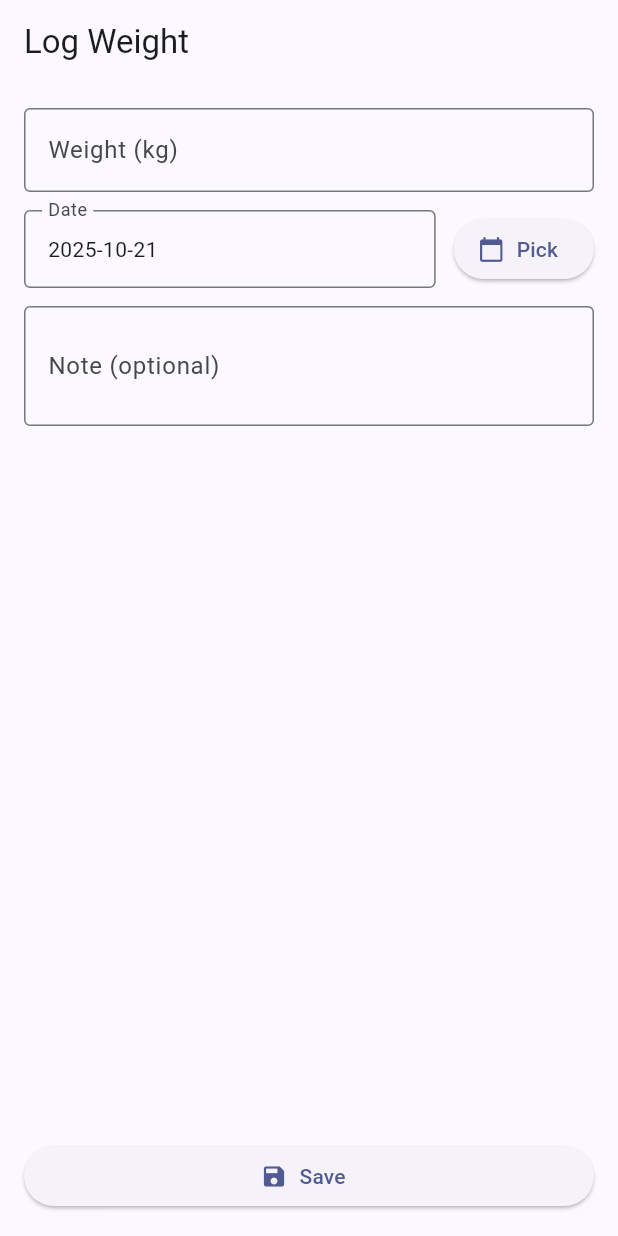
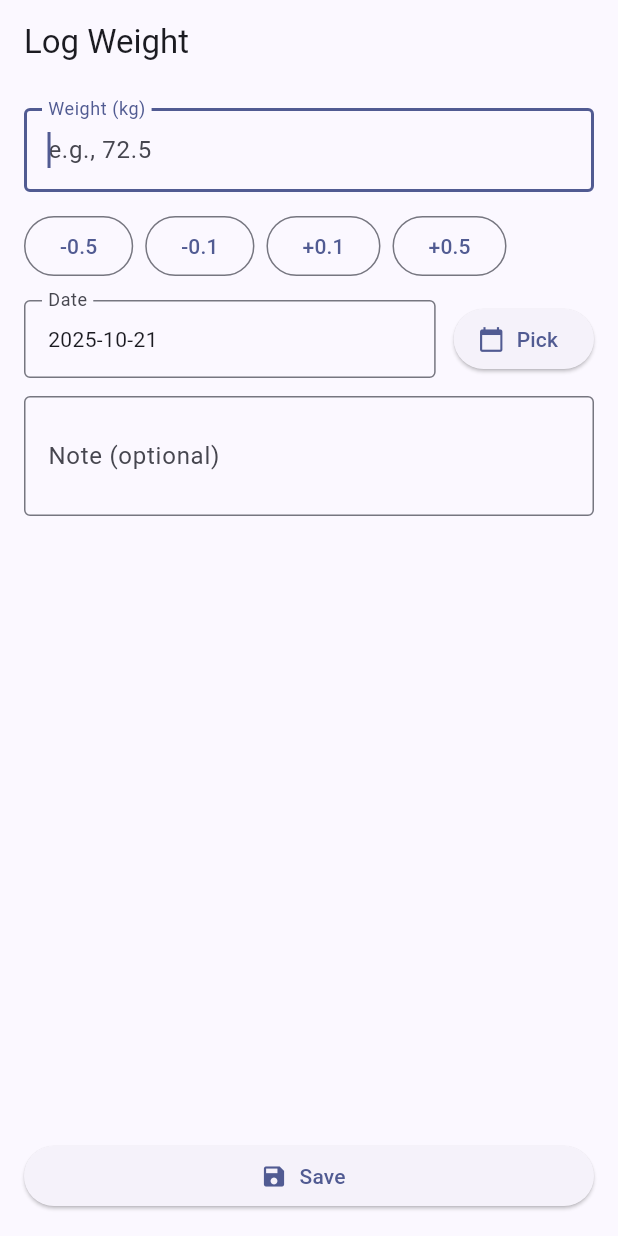
Before and after one commit to shibbys/codex-pilot, a Flutter app: the screen it shows after launch, after a tap on the "add" icon, on a phone screen of 412 x 824 dp. Run offline on Flutter 3.47's test engine with Material 3 defaults, Android fonts, the light colour scheme and no system bars; our stand-ins replace csv, drift, file_picker, fl_chart, flutter_colorpicker, flutter_local_notifications and 6 more; accounts and stored records are empty; generated files the repository leaves out were written again.

Commit message:
UI_tweaks_tooltips_and_logging: fix fl_chart tooltip size mismatch by returning nulls for duplicates; update History icon; add decimal formatter, nudge chips, autofocus + haptics for logging

```diff
--- a/app/lib/features/dashboard/presentation/dashboard_page.dart
+++ b/app/lib/features/dashboard/presentation/dashboard_page.dart
@@ -357,20 +357,26 @@ class TrendChart extends ConsumerWidget {
                 }
               }
 
-              // Compute y-bounds with padding
-              double minY = series.first.y;
-              double maxY = series.first.y;
+              // Compute y-bounds including goal and round to multiples of 5
+              double minYRaw = series.first.y;
+              double maxYRaw = series.first.y;
               for (final s in series) {
-                if (s.y < minY) minY = s.y;
-                if (s.y > maxY) maxY = s.y;
+                if (s.y < minYRaw) minYRaw = s.y;
+                if (s.y > maxYRaw) maxYRaw = s.y;
               }
               if (goalWeight != null) {
-                if (goalWeight < minY) minY = goalWeight;
-                if (goalWeight > maxY) maxY = goalWeight;
+                if (goalWeight < minYRaw) minYRaw = goalWeight;
+                if (goalWeight > maxYRaw) maxYRaw = goalWeight;
               }
-              final padding = (maxY - minY).abs() * 0.1 + 0.5;
-              minY -= padding;
-              maxY += padding;
+              double minY = (minYRaw / 5).floor() * 5;
+              double maxY = (maxYRaw / 5).ceil() * 5;
+              if (minY == maxY) {
+                minY -= 5;
+                maxY += 5;
+              }
+              final int yTickCount = 5;
+              final double yStep = (maxY - minY) / (yTickCount - 1);
+              final List<double> yTicks = List<double>.generate(yTickCount, (i) => (minY + i * yStep));
 
               final chart = LineChart(
                 LineChartData(
@@ -383,9 +389,12 @@ class TrendChart extends ConsumerWidget {
                     leftTitles: AxisTitles(
                       sideTitles: SideTitles(
                         showTitles: true,
-                        reservedSize: 36,
-                        interval: ((maxY - minY) / 2).clamp(0.5, double.infinity),
+                        reservedSize: 40,
+                        interval: yStep,
                         getTitlesWidget: (value, meta) {
+                          const double eps = 0.01;
+                          final match = yTicks.any((t) => (value - t).abs() < eps);
+                          if (!match) return const SizedBox.shrink();
                           return Text(value.toStringAsFixed(0), style: Theme.of(context).textTheme.bodySmall);
                         },
                       ),
@@ -418,14 +427,25 @@ class TrendChart extends ConsumerWidget {
                     LineChartBarData(
                       spots: series,
                       isCurved: true,
-                      color: Theme.of(context).colorScheme.primary,
+                      color: Theme.of(context).colorScheme.primary.withValues(alpha: 0.8),
+                      belowBarData: BarAreaData(
+                        show: true,
+                        gradient: LinearGradient(
+                          colors: [
+                            Theme.of(context).colorScheme.primary.withValues(alpha: 0.20),
+                            Theme.of(context).colorScheme.primary.withValues(alpha: 0.00),
+                          ],
+                          begin: Alignment.topCenter,
+                          end: Alignment.bottomCenter,
+                        ),
+                      ),
                       dotData: FlDotData(
                         show: true,
                         getDotPainter: (spot, percent, bar, index) => FlDotCirclePainter(
-                          radius: 3,
+                          radius: 2,
                           color: Theme.of(context).colorScheme.primary,
-                          strokeWidth: 1.5,
-                          strokeColor: Theme.of(context).colorScheme.onSurface.withValues(alpha: 0.2),
+                          strokeWidth: 1.0,
+                          strokeColor: Theme.of(context).colorScheme.onSurface.withValues(alpha: 0.15),
                         ),
                       ),
                     ),
@@ -447,14 +467,18 @@ class TrendChart extends ConsumerWidget {
                       fitInsideHorizontally: true,
                       fitInsideVertically: true,
                       getTooltipItems: (touchedSpots) {
+                        final seen = <int>{};
                         return touchedSpots.map((t) {
                           final i = t.x.round().clamp(0, bottomLabels.length - 1);
+                          if (seen.contains(i)) {
+                            return null; // keep list size equal; null hides item
+                          }
+                          seen.add(i);
                           final dateLabel = bottomLabels[i];
                           final txtStyle = Theme.of(context).textTheme.bodySmall?.copyWith(
                                 color: Theme.of(context).colorScheme.onSurface,
                                 fontWeight: FontWeight.w600,
-                              ) ??
-                              const TextStyle(color: Colors.black);
+                              ) ?? const TextStyle(color: Colors.black);
                           return LineTooltipItem('${t.y.toStringAsFixed(1)} kg\n$dateLabel', txtStyle);
                         }).toList();
                       },
--- a/app/lib/features/history/presentation/history_page.dart
+++ b/app/lib/features/history/presentation/history_page.dart
@@ -45,7 +45,7 @@ class HistoryPage extends ConsumerWidget {
                   final yr = DateFormat('yy', locale.languageCode).format(d);
                   final dateStr = '$day/$mon/$yr';
                   return ListTile(
-                    leading: const Icon(Icons.monitor_weight),
+                    leading: const Icon(Icons.monitor_weight_outlined),
                     title: Text('${(e.weightKg as double).toStringAsFixed(1)} kg'),
                     subtitle: Text(dateStr + (e.note == null ? '' : '  •  ${e.note as String}')),
                     trailing: const Icon(Icons.chevron_right),
--- a/app/lib/features/log_entry/presentation/log_entry_page.dart
+++ b/app/lib/features/log_entry/presentation/log_entry_page.dart
@@ -1,4 +1,5 @@
 import 'package:flutter/material.dart';
+import 'package:flutter/services.dart';
 import 'package:flutter_riverpod/flutter_riverpod.dart';
 import 'package:go_router/go_router.dart';
 
@@ -49,6 +50,11 @@ class _LogEntryPageState extends ConsumerState<LogEntryPage> {
                 return TextField(
                   controller: _weightCtrl,
                   keyboardType: const TextInputType.numberWithOptions(decimal: true),
+                  autofocus: true,
+                  onTap: () => _weightCtrl.selection = TextSelection(baseOffset: 0, extentOffset: _weightCtrl.text.length),
+                  inputFormatters: [
+                    DecimalTextInputFormatter(decimals: 2),
+                  ],
                   decoration: InputDecoration(
                     labelText: 'Weight (kg)',
                     hintText: hint,
@@ -56,6 +62,24 @@ class _LogEntryPageState extends ConsumerState<LogEntryPage> {
                   ),
                 );
               },
+            ),
+            const SizedBox(height: 12),
+            Wrap(
+              spacing: 8,
+              children: [
+                for (final v in [-0.5, -0.1, 0.1, 0.5])
+                  OutlinedButton(
+                    onPressed: () {
+                      HapticFeedback.selectionClick();
+                      final raw = _weightCtrl.text.trim().replaceAll(',', '.');
+                      final current = double.tryParse(raw) ?? 0;
+                      final next = (current + v);
+                      _weightCtrl.text = next.toStringAsFixed(2);
+                      _weightCtrl.selection = TextSelection.collapsed(offset: _weightCtrl.text.length);
+                    },
+                    child: Text(v > 0 ? '+${v.toStringAsFixed(1)}' : v.toStringAsFixed(1)),
+                  ),
+              ],
             ),
             const SizedBox(height: 12),
             Row(
@@ -99,6 +123,7 @@ class _LogEntryPageState extends ConsumerState<LogEntryPage> {
               width: double.infinity,
               child: ElevatedButton.icon(
                 onPressed: () async {
+                  HapticFeedback.selectionClick();
                   final messenger = ScaffoldMessenger.of(context);
                   final router = GoRouter.of(context);
                   final raw = _weightCtrl.text.trim().replaceAll(',', '.');
@@ -128,3 +153,22 @@ class _LogEntryPageState extends ConsumerState<LogEntryPage> {
     );
   }
 }
+
+\nclass DecimalTextInputFormatter extends TextInputFormatter {
+  DecimalTextInputFormatter({this.decimals = 2});
+  final int decimals;
+  final _allowed = RegExp(r'^[0-9]*[\.,]?[0-9]*');
+  @override
+  TextEditingValue formatEditUpdate(TextEditingValue oldValue, TextEditingValue newValue) {
+    var text = newValue.text.replaceAll(',', '.');
+    final match = _allowed.stringMatch(text) ?? '';
+    final parts = match.split('.');
+    String result = match;
+    if (parts.length > 2) {
+      result = oldValue.text; // reject second separator
+    } else if (parts.length == 2 && parts[1].length > decimals) {
+      result = parts[0] + '.' + parts[1].substring(0, decimals);
+    }
+    return TextEditingValue(text: result, selection: TextSelection.collapsed(offset: result.length));
+  }
+}
```
